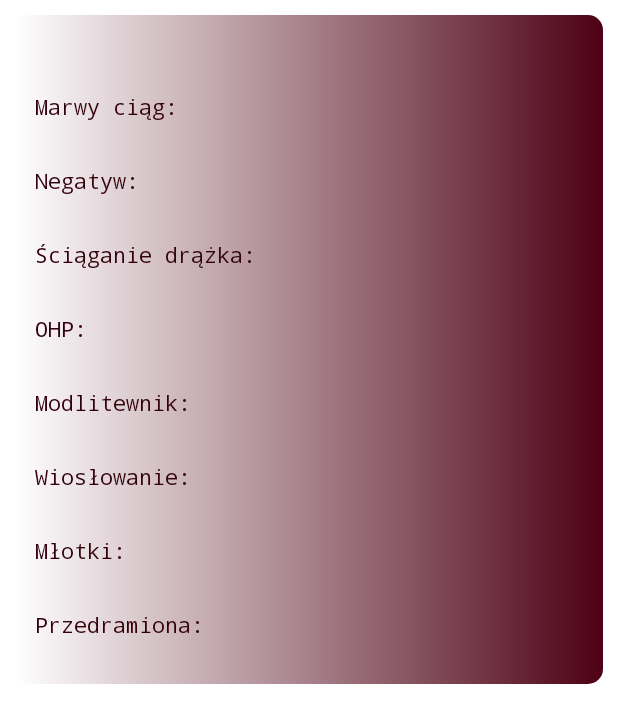
After one commit to Funiek/systemy-mobilne-projekt, an Android app: the layout recycler_row.xml on its own in the app's theme, with its tools: preview values and no code run, on a phone screen of 412 x 824 dp. The commit adds this screen. Shown: the top 723 px of the screen. Run offline under Robolectric (Android 15) with nearby library versions, the phone set to English and light mode, and no system bars.

Commit message:
dodanie listy rekordów na pullu

```diff
--- /dev/null
+++ b/app/src/main/res/layout/recycler_row.xml
@@ -0,0 +1,213 @@
+<?xml version="1.0" encoding="utf-8"?>
+<LinearLayout
+    xmlns:android="http://schemas.android.com/apk/res/android"
+    android:layout_width="fill_parent"
+    android:layout_height="wrap_content"
+    android:layout_margin="10.0dp"
+    android:layout_marginTop="15.0dp"
+    android:background="@drawable/backgroundcrop"
+    android:orientation="vertical">
+
+
+    <LinearLayout
+        android:layout_width="fill_parent"
+        android:layout_height="430.0dp"
+        android:layout_gravity="center"
+        android:gravity="center"
+        android:orientation="horizontal"
+        android:layout_margin="8dp">
+
+        <LinearLayout
+            android:layout_width="fill_parent"
+            android:layout_height="wrap_content"
+            android:layout_weight="1.0"
+            android:orientation="vertical">
+
+            <TextView
+                android:id="@+id/tvPullName"
+                android:layout_width="wrap_content"
+                android:layout_height="wrap_content"
+                android:fontFamily="monospace"
+                android:padding="5.0dp"
+                android:text=""
+                android:textColor="@color/purple_500"
+                android:textSize="20.0dp"
+                android:textStyle="bold"/>
+
+            <LinearLayout
+                android:layout_width="fill_parent"
+                android:layout_height="wrap_content"
+                android:layout_weight="1.0"
+                android:orientation="horizontal"/>
+
+            <TextView
+                android:layout_width="wrap_content"
+                android:layout_height="wrap_content"
+                android:fontFamily="monospace"
+                android:padding="5.0dp"
+                android:text="Marwy ciąg:"
+                android:textColor="@color/purple_500"
+                android:textSize="14.0dp"/>
+
+            <TextView
+                android:id="@+id/tvPullMartwy"
+                android:textColor="@color/purple_500"
+                android:layout_width="fill_parent"
+                android:layout_height="wrap_content">
+            </TextView>
+
+            <LinearLayout
+                android:layout_width="fill_parent"
+                android:layout_height="wrap_content"
+                android:layout_weight="1.0"
+                android:orientation="horizontal"/>
+
+            <TextView
+                android:layout_width="wrap_content"
+                android:layout_height="wrap_content"
+                android:fontFamily="monospace"
+                android:padding="5.0dp"
+                android:text="Negatyw:"
+                android:textColor="@color/purple_500"
+                android:textSize="14.0dp"/>
+
+            <TextView
+                android:id="@+id/tvPullNegatyw"
+                android:textColor="@color/purple_500"
+                android:layout_width="fill_parent"
+                android:layout_height="wrap_content">
+            </TextView>
+
+            <LinearLayout
+                android:layout_width="fill_parent"
+                android:layout_height="wrap_content"
+                android:layout_weight="1.0"
+                android:orientation="horizontal"/>
+
+            <TextView
+                android:layout_width="wrap_content"
+                android:layout_height="wrap_content"
+                android:fontFamily="monospace"
+                android:padding="5.0dp"
+                android:text="Ściąganie drążka:"
+                android:textColor="@color/purple_500"
+                android:textSize="14.0dp"/>
+
+            <TextView
+                android:id="@+id/tvPullSciaganieDrazka"
+                android:textColor="@color/purple_500"
+                android:layout_width="fill_parent"
+                android:layout_height="wrap_content">
+            </TextView>
+
+            <LinearLayout
+                android:layout_width="fill_parent"
+                android:layout_height="wrap_content"
+                android:layout_weight="1.0"
+                android:orientation="horizontal"/>
+
+            <TextView
+                android:layout_width="wrap_content"
+                android:layout_height="wrap_content"
+                android:fontFamily="monospace"
+                android:padding="5.0dp"
+                android:text="OHP:"
+                android:textColor="@color/purple_500"
+                android:textSize="14.0dp"/>
+
+            <TextView
+                android:id="@+id/tvPullOHP"
+                android:textColor="@color/purple_500"
+                android:layout_width="fill_parent"
+                android:layout_height="wrap_content">
+            </TextView>
+
+            <LinearLayout
+                android:layout_width="fill_parent"
+                android:layout_height="wrap_content"
+                android:layout_weight="1.0"
+                android:orientation="horizontal"/>
+
+            <TextView
+                android:layout_width="wrap_content"
+                android:layout_height="wrap_content"
+                android:fontFamily="monospace"
+                android:padding="5.0dp"
+                android:text="Modlitewnik:"
+                android:textColor="@color/purple_500"
+                android:textSize="14.0dp"/>
+
+            <TextView
+                android:id="@+id/tvPullModlitewnik"
+                android:textColor="@color/purple_500"
+                android:layout_width="fill_parent"
+                android:layout_height="wrap_content">
+            </TextView>
+            <LinearLayout
+                android:layout_width="fill_parent"
+                android:layout_height="wrap_content"
+                android:layout_weight="1.0"
+                android:orientation="horizontal"/>
+
+            <TextView
+                android:layout_width="wrap_content"
+                android:layout_height="wrap_content"
+                android:fontFamily="monospace"
+                android:padding="5.0dp"
+                android:text="Wiosłowanie:"
+                android:textColor="@color/purple_500"
+                android:textSize="14.0dp"/>
+
+            <TextView
+                android:id="@+id/tvPullWioslowanie"
+                android:textColor="@color/purple_500"
+                android:layout_width="fill_parent"
+                android:layout_height="wrap_content">
+            </TextView>
+            <LinearLayout
+                android:layout_width="fill_parent"
+                android:layout_height="wrap_content"
+                android:layout_weight="1.0"
+                android:orientation="horizontal"/>
+
+            <TextView
+                android:layout_width="wrap_content"
+                android:layout_height="wrap_content"
+                android:fontFamily="monospace"
+                android:padding="5.0dp"
+                android:text="Młotki:"
+                android:textColor="@color/purple_500"
+                android:textSize="14.0dp"/>
+
+            <TextView
+                android:id="@+id/tvPullMlotki"
+                android:textColor="@color/purple_500"
+                android:layout_width="fill_parent"
+                android:layout_height="wrap_content">
+            </TextView>
+            <LinearLayout
+                android:layout_width="fill_parent"
+                android:layout_height="wrap_content"
+                android:layout_weight="1.0"
+                android:orientation="horizontal"/>
+
+            <TextView
+                android:layout_width="wrap_content"
+                android:layout_height="wrap_content"
+                android:fontFamily="monospace"
+                android:padding="5.0dp"
+                android:text="Przedramiona:"
+                android:textColor="@color/purple_500"
+                android:textSize="14.0dp"/>
+
+            <TextView
+                android:id="@+id/tvPullPrzedramiona"
+                android:textColor="@color/purple_500"
+                android:layout_width="fill_parent"
+                android:layout_height="wrap_content">
+            </TextView>
+        </LinearLayout>
+    </LinearLayout>
+
+
+</LinearLayout>
```
Also changed, not shown: app/src/main/AndroidManifest.xml (+7 -2 lines), app/src/main/java/com/example/trainingapp/PullActivity.java (+17 -0 lines), app/src/main/java/com/example/trainingapp/PullListActivity.java (added, +52 -0 lines), app/src/main/java/com/example/trainingapp/PullListAdapter.java (added, +89 -0 lines), app/src/main/res/layout/activity_pull.xml (+6 -2 lines), app/src/main/res/layout/activity_pull_list.xml (added, +17 -0 lines).
